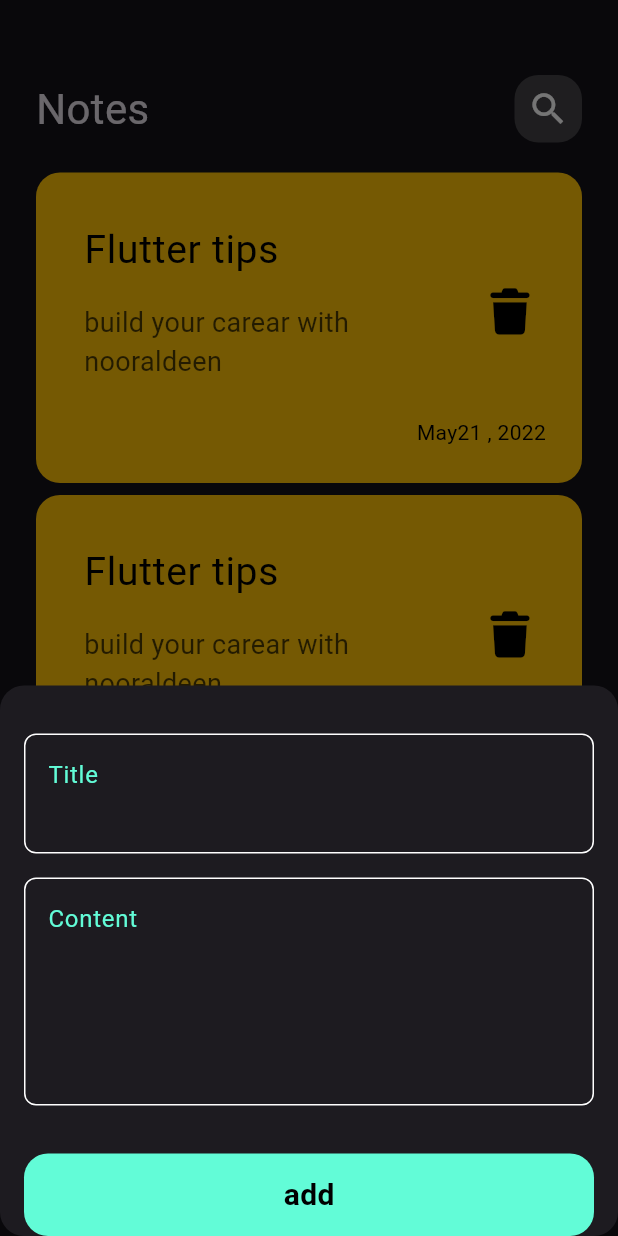
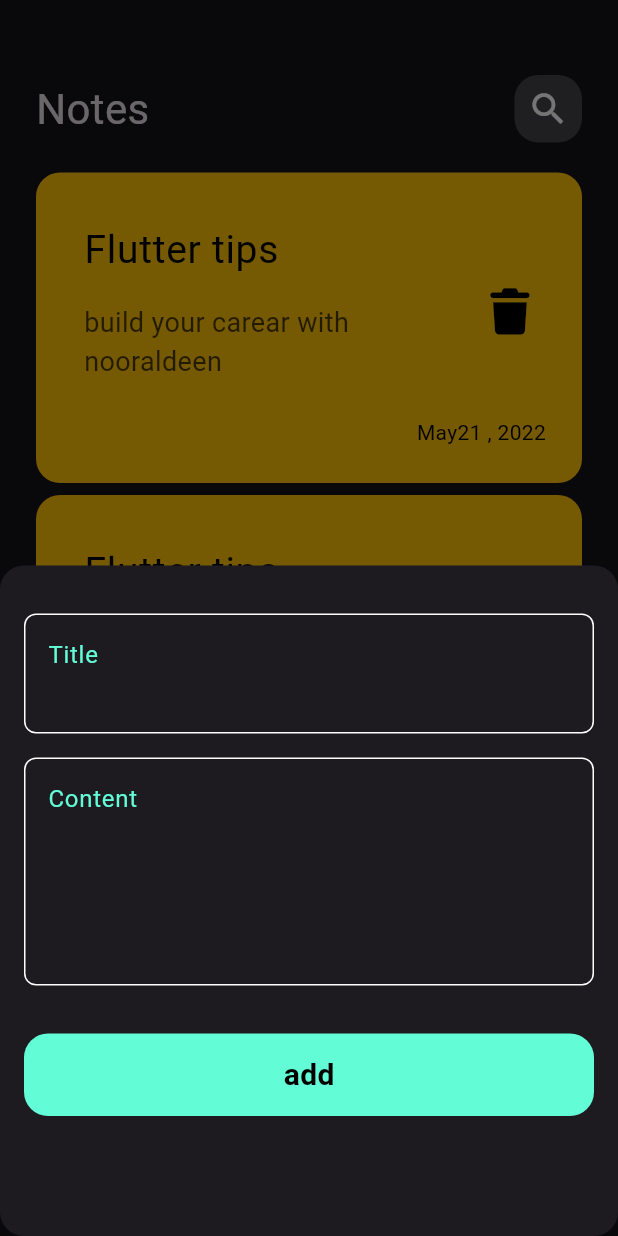
Before and after one commit to Nooraldeen2024/note_app, a Flutter app: the screen it shows after launch, after a tap on the "add" icon, on a phone screen of 412 x 824 dp. Run offline on Flutter 3.47's test engine with Material 3 defaults, Android fonts, the phone set to English and light mode, and no system bars; our stand-ins replace font_awesome_flutter.

Commit message:
edite build_runner

```diff
--- a/lib/widgets/add_note_bottom_sheet.dart
+++ b/lib/widgets/add_note_bottom_sheet.dart
@@ -18,6 +18,7 @@ class AddNoteBottumsheet extends StatelessWidget {
             CustomTextField(hint: 'Content', maxLines: 5),
             SizedBox(height: 32),
             CustomButton(),
+            SizedBox(height: 80),
           ],
         ),
       ),
--- a/pubspec.yaml
+++ b/pubspec.yaml
@@ -40,7 +40,7 @@ dependencies:
 
 
 dev_dependencies:
-  build_runner: ^2.6.0
+  build_runner: ^2.5.4
   hive_generator: ^2.0.1
 
   flutter_test:
```
Also changed, not shown: pubspec.lock.
